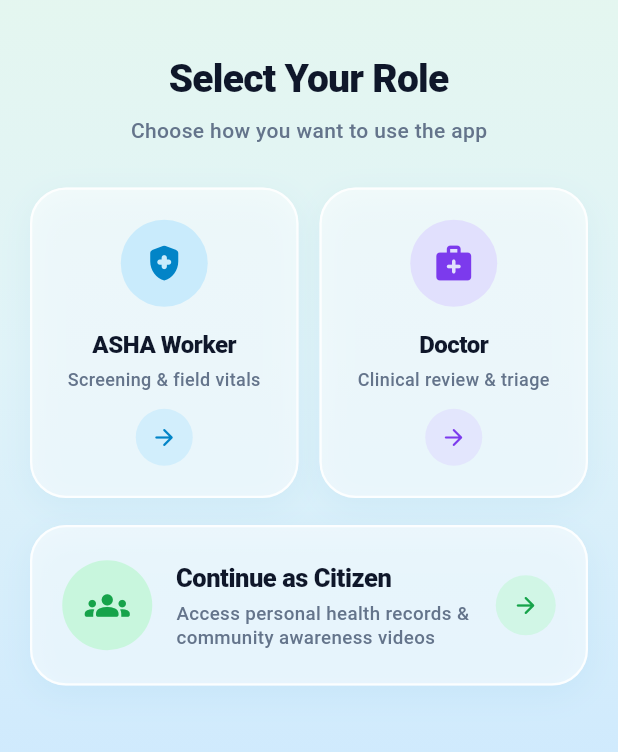
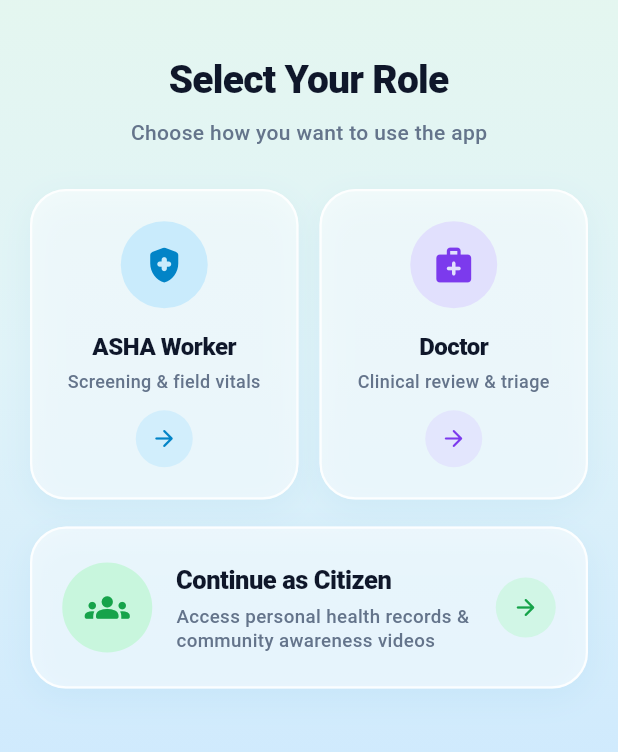
Before and after one commit to Adi140108/Nirogya-Setu, a Flutter app: the screen it shows after launch, after a tap on "Get Started", on a phone screen of 412 x 824 dp, the part 75-827 px from its top. Run offline on Flutter 3.47's test engine with Material 3 defaults, Android fonts, the phone set to English and light mode, and no system bars; our stand-ins replace cloud_firestore, connectivity_plus, firebase_core, qr_flutter, shared_preferences, video_player; accounts and stored records are empty.

Commit message:
feat(ui): calm accessible design tokens and app theme
Single teal brand colour, AA-contrast neutrals, triage colours tuned for
readability, 4pt spacing scale, 48dp+ touch targets, flat bordered
surfaces and a larger type scale for field use.

Co-Authored-By: Claude Opus 5.5 <noreply@anthropic.com>

```diff
--- a/lib/core/constants/app_colors.dart
+++ b/lib/core/constants/app_colors.dart
@@ -1,40 +1,73 @@
 import 'package:flutter/material.dart';
 
+/// Calm, high-contrast palette for field use (ASHA workers, rural citizens).
+/// One brand colour (teal). Strong colour is reserved for triage red/yellow/green.
+/// All text colours meet WCAG AA (>= 4.5:1) on [surface] and [background].
 class AppColors {
-  // Brand Primary & Secondary
-  static const Color primary = Color(0xFF00796B);       // Deep Healing Teal
-  static const Color primaryDark = Color(0xFF004D40);
-  static const Color primaryLight = Color(0xFF48A999);
-  static const Color primarySurface = Color(0xFFE0F2F1); // Light mint wash
+  // Brand
+  static const Color primary = Color(0xFF0F6E64);        // Teal, 6.0:1 on white
+  static const Color primaryDark = Color(0xFF0A4F48);
+  static const Color primaryLight = Color(0xFF4F9C93);
+  static const Color primarySurface = Color(0xFFE8F3F1); // Selected / tinted backgrounds
 
-  static const Color secondary = Color(0xFFE65100);     // Warm Ochre / Marigold
-  static const Color secondaryLight = Color(0xFFFFB74D);
-  static const Color secondarySurface = Color(0xFFFFF3E0);
+  // Secondary is a muted amber, used sparingly for "needs attention" accents
+  static const Color secondary = Color(0xFF8A5A00);
+  static const Color secondaryLight = Color(0xFFD9A441);
+  static const Color secondarySurface = Color(0xFFFBF3E3);
 
-  // Health Risk Category Colors
-  static const Color riskGreen = Color(0xFF2E7D32);     // Normal / Routine
-  static const Color riskGreenSurface = Color(0xFFE8F5E9);
-  static const Color riskYellow = Color(0xFFF57F17);    // Moderate / Attention
-  static const Color riskYellowSurface = Color(0xFFFFFDE7);
-  static const Color riskRed = Color(0xFFC62828);       // High Urgency / Critical
-  static const Color riskRedSurface = Color(0xFFFFEBEE);
+  // Triage. Always pair with an icon + word, never colour alone.
+  static const Color riskGreen = Color(0xFF1E7B3C);
+  static const Color riskGreenSurface = Color(0xFFE9F5EC);
+  static const Color riskYellow = Color(0xFF8A5A00);     // Dark amber so text stays readable
+  static const Color riskYellowSurface = Color(0xFFFFF6DB);
+  static const Color riskRed = Color(0xFFB42318);
+  static const Color riskRedSurface = Color(0xFFFDECEA);
 
-  // Sync Status Colors
-  static const Color syncSynced = Color(0xFF1B5E20);    // Synced with cloud
-  static const Color syncPending = Color(0xFFE65100);   // Pending sync
-  static const Color syncLocal = Color(0xFF455A64);     // Local only
+  // Sync status
+  static const Color syncSynced = riskGreen;
+  static const Color syncPending = riskYellow;
+  static const Color syncLocal = Color(0xFF5B6770);
 
-  // Neutral Colors
-  static const Color background = Color(0xFFF8FAF9);
+  // Neutrals
+  static const Color background = Color(0xFFF6F7F6);
   static const Color surface = Colors.white;
-  static const Color textPrimary = Color(0xFF1E293B);
-  static const Color textSecondary = Color(0xFF64748B);
-  static const Color textMuted = Color(0xFF94A3B8);
-  static const Color divider = Color(0xFFE2E8F0);
-  static const Color border = Color(0xFFCBD5E1);
+  static const Color textPrimary = Color(0xFF1A2421);
+  static const Color textSecondary = Color(0xFF4A5652);
+  static const Color textMuted = Color(0xFF66716D);
+  static const Color divider = Color(0xFFE4E8E6);
+  static const Color border = Color(0xFFD3D9D6);
 
-  // Role Accent Colors
-  static const Color roleAsha = Color(0xFF00897B);      // Teal
-  static const Color roleDoctor = Color(0xFF1565C0);    // Blue
-  static const Color rolePatient = Color(0xFF6A1B9A);   // Purple
+  // Roles share the single brand colour to keep the interface quiet
+  static const Color roleAsha = primary;
+  static const Color roleDoctor = primary;
+  static const Color rolePatient = primary;
 }
+
+/// 4pt spacing scale.
+class AppSpacing {
+  static const double xs = 4;
+  static const double sm = 8;
+  static const double md = 12;
+  static const double lg = 16;
+  static const double xl = 24;
+  static const double xxl = 32;
+
+  /// Standard screen padding.
+  static const EdgeInsets screen = EdgeInsets.all(lg);
+}
+
+class AppRadius {
+  static const double sm = 8;
+  static const double md = 12;
+  static const double pill = 999;
+
+  static final BorderRadius card = BorderRadius.circular(md);
+  static final BorderRadius control = BorderRadius.circular(sm + 2);
+}
+
+/// Touch target sizes (Material minimum is 48dp).
+class AppSizes {
+  static const double minTouch = 48;
+  static const double button = 52;
+  static const double primaryButton = 56;
+}
--- /dev/null
+++ b/lib/core/constants/app_theme.dart
@@ -0,0 +1,198 @@
+import 'package:flutter/material.dart';
+import 'app_colors.dart';
+
+/// App-wide theme. Large readable type, 48dp+ touch targets, flat bordered surfaces.
+class AppTheme {
+  static const TextTheme _text = TextTheme(
+    headlineSmall: TextStyle(fontSize: 24, fontWeight: FontWeight.w700, color: AppColors.textPrimary, height: 1.25),
+    titleLarge: TextStyle(fontSize: 21, fontWeight: FontWeight.w700, color: AppColors.textPrimary, height: 1.3),
+    titleMedium: TextStyle(fontSize: 18, fontWeight: FontWeight.w600, color: AppColors.textPrimary, height: 1.3),
+    titleSmall: TextStyle(fontSize: 16, fontWeight: FontWeight.w600, color: AppColors.textPrimary, height: 1.3),
+    bodyLarge: TextStyle(fontSize: 17, fontWeight: FontWeight.w400, color: AppColors.textPrimary, height: 1.45),
+    bodyMedium: TextStyle(fontSize: 16, fontWeight: FontWeight.w400, color: AppColors.textPrimary, height: 1.45),
+    bodySmall: TextStyle(fontSize: 14, fontWeight: FontWeight.w400, color: AppColors.textSecondary, height: 1.4),
+    labelLarge: TextStyle(fontSize: 16, fontWeight: FontWeight.w600, height: 1.2),
+    labelMedium: TextStyle(fontSize: 14, fontWeight: FontWeight.w600, color: AppColors.textSecondary),
+    labelSmall: TextStyle(fontSize: 13, fontWeight: FontWeight.w600, color: AppColors.textSecondary),
+  );
+
+  static ThemeData get light {
+    final scheme = ColorScheme.fromSeed(
+      seedColor: AppColors.primary,
+      brightness: Brightness.light,
+    ).copyWith(
+      primary: AppColors.primary,
+      onPrimary: Colors.white,
+      primaryContainer: AppColors.primarySurface,
+      onPrimaryContainer: AppColors.primaryDark,
+      secondary: AppColors.secondary,
+      onSecondary: Colors.white,
+      error: AppColors.riskRed,
+      surface: AppColors.surface,
+      onSurface: AppColors.textPrimary,
+      onSurfaceVariant: AppColors.textSecondary,
+      outline: AppColors.border,
+      outlineVariant: AppColors.divider,
+    );
+
+    final controlShape = RoundedRectangleBorder(borderRadius: AppRadius.control);
+    const buttonText = TextStyle(fontSize: 16, fontWeight: FontWeight.w600);
+    const buttonPadding = EdgeInsets.symmetric(horizontal: 20, vertical: 14);
+
+    OutlineInputBorder inputBorder(Color c, [double w = 1]) => OutlineInputBorder(
+          borderRadius: AppRadius.control,
+          borderSide: BorderSide(color: c, width: w),
+        );
+
+    return ThemeData(
+      useMaterial3: true,
+      colorScheme: scheme,
+      scaffoldBackgroundColor: AppColors.background,
+      textTheme: _text,
+      materialTapTargetSize: MaterialTapTargetSize.padded,
+      visualDensity: VisualDensity.standard,
+      dividerTheme: const DividerThemeData(color: AppColors.divider, thickness: 1, space: 1),
+
+      appBarTheme: const AppBarTheme(
+        elevation: 0,
+        scrolledUnderElevation: 0,
+        centerTitle: false,
+        backgroundColor: AppColors.surface,
+        foregroundColor: AppColors.textPrimary,
+        surfaceTintColor: Colors.transparent,
+        titleTextStyle: TextStyle(fontSize: 20, fontWeight: FontWeight.w700, color: AppColors.textPrimary),
+        iconTheme: IconThemeData(color: AppColors.textPrimary, size: 24),
+        shape: Border(bottom: BorderSide(color: AppColors.divider)),
+      ),
+
+      cardTheme: CardThemeData(
+        elevation: 0,
+        color: AppColors.surface,
+        surfaceTintColor: Colors.transparent,
+        margin: EdgeInsets.zero,
+        shape: RoundedRectangleBorder(
+          borderRadius: AppRadius.card,
+          side: const BorderSide(color: AppColors.border),
+        ),
+      ),
+
+      elevatedButtonTheme: ElevatedButtonThemeData(
+        style: ElevatedButton.styleFrom(
+          elevation: 0,
+          backgroundColor: AppColors.primary,
+          foregroundColor: Colors.white,
+          minimumSize: const Size(AppSizes.minTouch, AppSizes.button),
+          padding: buttonPadding,
+          textStyle: buttonText,
+          shape: controlShape,
+        ),
+      ),
+      filledButtonTheme: FilledButtonThemeData(
+        style: FilledButton.styleFrom(
+          minimumSize: const Size(AppSizes.minTouch, AppSizes.button),
+          padding: buttonPadding,
+          textStyle: buttonText,
+          shape: controlShape,
+        ),
+      ),
+      outlinedButtonTheme: OutlinedButtonThemeData(
+        style: OutlinedButton.styleFrom(
+          foregroundColor: AppColors.primary,
+          minimumSize: const Size(AppSizes.minTouch, AppSizes.button),
+          padding: buttonPadding,
+          textStyle: buttonText,
+          side: const BorderSide(color: AppColors.border, width: 1.5),
+          shape: controlShape,
+        ),
+      ),
+      textButtonTheme: TextButtonThemeData(
+        style: TextButton.styleFrom(
+          foregroundColor: AppColors.primary,
+          minimumSize: const Size(AppSizes.minTouch, AppSizes.minTouch),
+          textStyle: buttonText,
+          shape: controlShape,
+        ),
+      ),
+      iconButtonTheme: IconButtonThemeData(
+        style: IconButton.styleFrom(
+          minimumSize: const Size(AppSizes.minTouch, AppSizes.minTouch),
+        ),
+      ),
+      floatingActionButtonTheme: const FloatingActionButtonThemeData(
+        elevation: 1,
+        backgroundColor: AppColors.primary,
+        foregroundColor: Colors.white,
+        extendedTextStyle: buttonText,
+      ),
+
+      inputDecorationTheme: InputDecorationTheme(
+        filled: true,
+        fillColor: AppColors.surface,
+        contentPadding: const EdgeInsets.symmetric(horizontal: 16, vertical: 16),
+        labelStyle: const TextStyle(fontSize: 16, color: AppColors.textSecondary),
+        floatingLabelStyle: const TextStyle(fontSize: 16, color: AppColors.primary, fontWeight: FontWeight.w600),
+        hintStyle: const TextStyle(fontSize: 16, color: AppColors.textMuted),
+        helperStyle: const TextStyle(fontSize: 14, color: AppColors.textSecondary),
+        errorStyle: const TextStyle(fontSize: 14, color: AppColors.riskRed),
+        border: inputBorder(AppColors.border),
+        enabledBorder: inputBorder(AppColors.border),
+        focusedBorder: inputBorder(AppColors.primary, 2),
+        errorBorder: inputBorder(AppColors.riskRed),
+        focusedErrorBorder: inputBorder(AppColors.riskRed, 2),
+      ),
+
+      chipTheme: ChipThemeData(
+        backgroundColor: AppColors.surface,
+        selectedColor: AppColors.primarySurface,
+        side: const BorderSide(color: AppColors.border),
+        labelStyle: const TextStyle(fontSize: 14, fontWeight: FontWeight.w600, color: AppColors.textPrimary),
+        padding: const EdgeInsets.symmetric(horizontal: 10, vertical: 8),
+        shape: RoundedRectangleBorder(borderRadius: BorderRadius.circular(AppRadius.pill)),
+        checkmarkColor: AppColors.primary,
+      ),
+
+      bottomNavigationBarTheme: const BottomNavigationBarThemeData(
+        type: BottomNavigationBarType.fixed,
+        elevation: 0,
+        backgroundColor: AppColors.surface,
+        selectedItemColor: AppColors.primary,
+        unselectedItemColor: AppColors.textSecondary,
+        selectedLabelStyle: TextStyle(fontSize: 13, fontWeight: FontWeight.w700),
+        unselectedLabelStyle: TextStyle(fontSize: 13, fontWeight: FontWeight.w500),
+        showUnselectedLabels: true,
+        selectedIconTheme: IconThemeData(size: 26),
+        unselectedIconTheme: IconThemeData(size: 26),
+      ),
+
+      snackBarTheme: SnackBarThemeData(
+        behavior: SnackBarBehavior.floating,
+        backgroundColor: AppColors.textPrimary,
+        contentTextStyle: const TextStyle(fontSize: 15, color: Colors.white),
+        shape: RoundedRectangleBorder(borderRadius: AppRadius.control),
+      ),
+
+      dialogTheme: DialogThemeData(
+        backgroundColor: AppColors.surface,
+        surfaceTintColor: Colors.transparent,
+        shape: RoundedRectangleBorder(borderRadius: AppRadius.card),
+        titleTextStyle: _text.titleLarge,
+        contentTextStyle: _text.bodyMedium,
+      ),
+
+      listTileTheme: const ListTileThemeData(
+        minVerticalPadding: 12,
+        contentPadding: EdgeInsets.symmetric(horizontal: 16),
+        titleTextStyle: TextStyle(fontSize: 16, fontWeight: FontWeight.w600, color: AppColors.textPrimary),
+        subtitleTextStyle: TextStyle(fontSize: 14, color: AppColors.textSecondary),
+        iconColor: AppColors.textSecondary,
+      ),
+
+      checkboxTheme: CheckboxThemeData(
+        shape: RoundedRectangleBorder(borderRadius: BorderRadius.circular(4)),
+        side: const BorderSide(color: AppColors.textMuted, width: 1.5),
+      ),
+
+      progressIndicatorTheme: const ProgressIndicatorThemeData(color: AppColors.primary),
+    );
+  }
+}
--- a/lib/main.dart
+++ b/lib/main.dart
@@ -4,6 +4,7 @@ import 'package:firebase_core/firebase_core.dart';
 
 import 'firebase_options.dart';
 import 'core/constants/app_colors.dart';
+import 'core/constants/app_theme.dart';
 import 'core/models/user_model.dart';
 import 'core/services/storage_service.dart';
 import 'core/services/auth_service.dart';
@@ -60,45 +61,7 @@ class AarogyaSetuApp extends StatelessWidget {
     return MaterialApp(
       title: 'Aarogya Setu',
       debugShowCheckedModeBanner: false,
-      theme: ThemeData(
-        useMaterial3: true,
-        colorScheme: ColorScheme.fromSeed(
-          seedColor: AppColors.primary,
-          primary: AppColors.primary,
-          secondary: AppColors.secondary,
-          surface: Colors.white,
-          brightness: Brightness.light,
-        ),
-        scaffoldBackgroundColor: AppColors.background,
-        appBarTheme: const AppBarTheme(
-          elevation: 0,
-          centerTitle: false,
-          backgroundColor: AppColors.primary,
-          foregroundColor: Colors.white,
-        ),
-        elevatedButtonTheme: ElevatedButtonThemeData(
-          style: ElevatedButton.styleFrom(
-            shape: RoundedRectangleBorder(borderRadius: BorderRadius.circular(12)),
-          ),
-        ),
-        inputDecorationTheme: InputDecorationTheme(
-          filled: true,
-          fillColor: Colors.white,
-          border: OutlineInputBorder(
-            borderRadius: BorderRadius.circular(12),
-            borderSide: const BorderSide(color: AppColors.border),
-          ),
-          enabledBorder: OutlineInputBorder(
-            borderRadius: BorderRadius.circular(12),
-            borderSide: const BorderSide(color: AppColors.border),
-          ),
-          focusedBorder: OutlineInputBorder(
-            borderRadius: BorderRadius.circular(12),
-            borderSide: const BorderSide(color: AppColors.primary, width: 2),
-          ),
-          contentPadding: const EdgeInsets.symmetric(horizontal: 14, vertical: 12),
-        ),
-      ),
+      theme: AppTheme.light,
       home: const RootGateScreen(),
     );
   }
@@ -113,7 +76,7 @@ class RootGateScreen extends StatelessWidget {
 
     if (authService.isLoading) {
       return const Scaffold(
-        backgroundColor: Colors.white,
+        backgroundColor: AppColors.surface,
         body: Center(
           child: Column(
             mainAxisAlignment: MainAxisAlignment.center,
@@ -121,8 +84,8 @@ class RootGateScreen extends StatelessWidget {
               CircularProgressIndicator(color: AppColors.primary),
               SizedBox(height: 16),
               Text(
-                'Aarogya Setu loading...',
-                style: TextStyle(fontWeight: FontWeight.bold, color: AppColors.primaryDark),
+                'Loading…',
+                style: TextStyle(fontSize: 16, color: AppColors.textSecondary),
               ),
             ],
           ),
```
